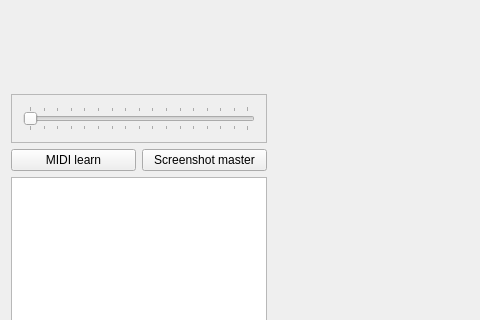
minotor-org/minotor, file mainwindow.ui: the form before one commit; both pictures show x 0 to 480 and y 101 to 421 of the 1155 by 828 pixel window.
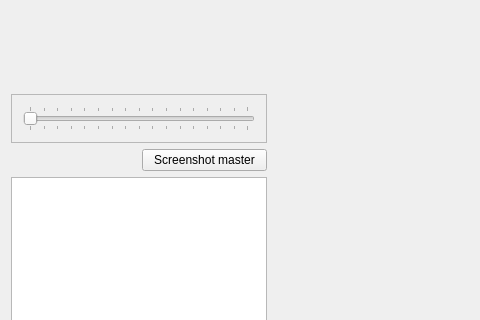
The form after the commit.

Commit message: Moves MIDI learn button from debug to new toolbar

```diff
--- a/mainwindow.ui
+++ b/mainwindow.ui
@@ -47,19 +47,6 @@
      </sizepolicy>
     </property>
     <layout class="QGridLayout" name="gridLayout">
-     <item row="1" column="0">
-      <widget class="QPushButton" name="pushButton">
-       <property name="text">
-        <string>MIDI learn</string>
-       </property>
-       <property name="checkable">
-        <bool>true</bool>
-       </property>
-       <property name="checked">
-        <bool>false</bool>
-       </property>
-      </widget>
-     </item>
      <item row="3" column="0" colspan="2">
       <widget class="QGraphicsView" name="gvGlobal">
        <property name="sizePolicy">
```
The commit also changes 2 other files.
